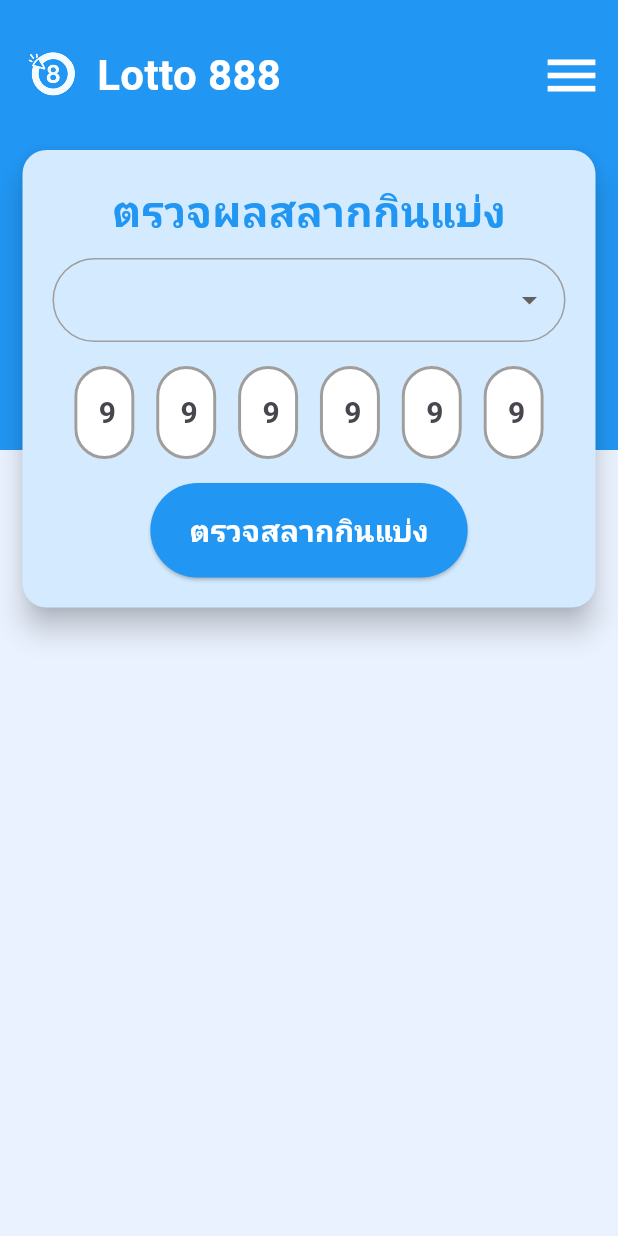
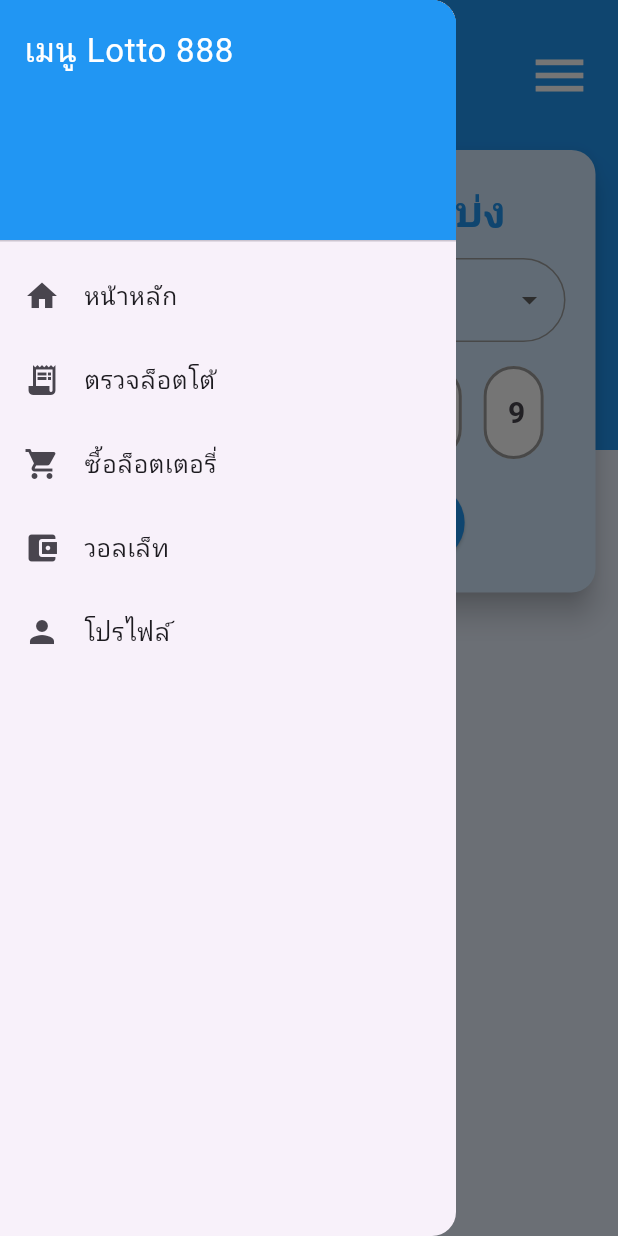
Before and after one commit to phitthaya2548/lotto888, a Flutter app: the LottoHome screen opened directly, with the side drawer open (before the commit the screen has no drawer), on a phone screen of 412 x 824 dp. Run offline on Flutter 3.47's test engine with Material 3 defaults, Android fonts, the light colour scheme and no system bars; our stand-ins replace flutter_svg; project files that could hold a hidden picture were left out.

Commit message:
อัปเดตหน้า Home Lotto

```diff
--- a/lib/pages/home_lotto.dart
+++ b/lib/pages/home_lotto.dart
@@ -1,4 +1,5 @@
 import 'package:flutter/material.dart';
+import 'package:flutter/services.dart';
 
 class LottoHome extends StatefulWidget {
   const LottoHome({Key? key}) : super(key: key);
@@ -8,19 +9,67 @@
 }
 
 class _LottoHomeState extends State<LottoHome> {
+  final GlobalKey<ScaffoldState> _scaffoldKey = GlobalKey<ScaffoldState>();
+
   String? _selectedDraw;
   final List<DropdownMenuItem<String>> _drawItems = const [
     DropdownMenuItem(value: "2025-09-01", child: Text("1 กันยายน 2568")),
     DropdownMenuItem(value: "2025-08-16", child: Text("16 สิงหาคม 2568")),
   ];
-  List<String> digits = List.filled(6, '');
+
+  final List<String> digits = List.filled(6, '');
+
+  void _checkLotto() {
+    final number = digits.join();
+    if (number.length != 6 || number.contains('')) {
+      ScaffoldMessenger.of(context).showSnackBar(
+        const SnackBar(content: Text('กรุณากรอกเลขให้ครบ 6 หลัก')),
+      );
+      return;
+    }
+    if (_selectedDraw == null) {
+      ScaffoldMessenger.of(context).showSnackBar(
+        const SnackBar(content: Text('กรุณาเลือกงวดวันที่')),
+      );
+      return;
+    }
+    ScaffoldMessenger.of(context).showSnackBar(
+      SnackBar(content: Text('งวด: $_selectedDraw | เลขของคุณ: $number')),
+    );
+  }
 
   @override
   Widget build(BuildContext context) {
     const headerHeight = 300.0;
 
     return Scaffold(
+      key: _scaffoldKey,
       backgroundColor: const Color(0xFFEAF2FF),
+
+      // ===== Drawer ซ้าย =====
+      drawer: Drawer(
+        child: ListView(
+          padding: EdgeInsets.zero,
+          children: const [
+            DrawerHeader(
+              decoration: BoxDecoration(color: Color(0xFF2196F3)),
+              child: Text('เมนู Lotto 888',
+                  style: TextStyle(color: Colors.white, fontSize: 22)),
+            ),
+            ListTile(leading: Icon(Icons.home), title: Text('หน้าหลัก')),
+            ListTile(
+                leading: Icon(Icons.receipt_long), title: Text('ตรวจล็อตโต้')),
+            ListTile(
+                leading: Icon(Icons.shopping_cart),
+                title: Text('ซื้อล็อตเตอรี่')),
+            ListTile(
+                leading: Icon(Icons.account_balance_wallet),
+                title: Text('วอลเล็ท')),
+            ListTile(leading: Icon(Icons.person), title: Text('โปรไฟล์')),
+          ],
+        ),
+      ),
+
       body: Stack(
         clipBehavior: Clip.none,
         children: [
@@ -43,10 +92,16 @@
                         color: Colors.white),
                   ),
                 ]),
-                const Icon(Icons.menu, size: 42, color: Colors.white),
+                // ปุ่มเมนู เปิด Drawer
+                IconButton(
+                  icon: const Icon(Icons.menu, size: 42, color: Colors.white),
+                  onPressed: () => _scaffoldKey.currentState?.openDrawer(),
+                ),
               ],
             ),
           ),
+
+          // ===== การ์ดตรวจสลาก =====
           Align(
             alignment: Alignment.topCenter,
             child: Card(
@@ -70,11 +125,14 @@
                             color: Color(0xFF2196F3)),
                       ),
                       const SizedBox(height: 12),
+
+                      // Dropdown งวด
                       DropdownButtonFormField<String>(
                         isExpanded: true,
                         value: _selectedDraw,
                         items: _drawItems,
                         decoration: InputDecoration(
+                          labelText: "งวดวันที่ dd mmmm yyyy",
                           border: OutlineInputBorder(
                             borderRadius: BorderRadius.circular(30),
                             borderSide:
@@ -94,7 +152,10 @@
                         onChanged: (value) =>
                             setState(() => _selectedDraw = value),
                       ),
+
                       const SizedBox(height: 16),
+
+                      // ช่องกรอกเลข 6 หลัก
                       Row(
                         mainAxisAlignment: MainAxisAlignment.spaceEvenly,
                         children: List.generate(6, (index) {
@@ -102,8 +163,19 @@
                             width: 40,
                             child: TextField(
                               onChanged: (val) {
-                                if (val.isNotEmpty) digits[index] = val;
+                                if (val.isEmpty) return;
+                                digits[index] = val[0];
+                                // ไปช่องถัดไปอัตโนมัติ
+                                if (index < 5) {
+                                  FocusScope.of(context).nextFocus();
+                                } else {
+                                  FocusScope.of(context).unfocus();
+                                }
                               },
+                              inputFormatters: [
+                                FilteringTextInputFormatter.digitsOnly,
+                                LengthLimitingTextInputFormatter(1),
+                              ],
                               style: const TextStyle(
                                 fontSize: 20,
                                 fontFamily: "Roboto",
@@ -131,37 +203,32 @@
                                   ),
                                 ),
                               ),
-                              maxLength: 1,
                               keyboardType: TextInputType.number,
                             ),
                           );
                         }),
                       ),
+
                       const SizedBox(height: 16),
+
+                      // ปุ่มตรวจ
                       ElevatedButton(
-                          onPressed: () {},
+                        onPressed: _checkLotto,
                         style: ElevatedButton.styleFrom(
                           backgroundColor: const Color(0xFF2196F3),
                           padding: const EdgeInsets.symmetric(
-                                vertical: 5, horizontal: 14),
+                              vertical: 12, horizontal: 24),
                           shape: RoundedRectangleBorder(
                               borderRadius: BorderRadius.circular(50)),
-                          ),
-                          child: TextButton(
-                            onPressed: () {},
-                            style: TextButton.styleFrom(
-                              backgroundColor: const Color(0xFF2196F3),
-                              padding: const EdgeInsets.all(12),
                         ),
                         child: const Text(
                           "ตรวจสลากกินแบ่ง",
                           style: TextStyle(
                               fontSize: 20,
                               fontWeight: FontWeight.bold,
-                                color: Colors.white,
+                              color: Colors.white),
                         ),
                       ),
-                          )),
                     ],
                   ),
                 ),
```
Lines whose indentation alone changed are shown as unchanged.
